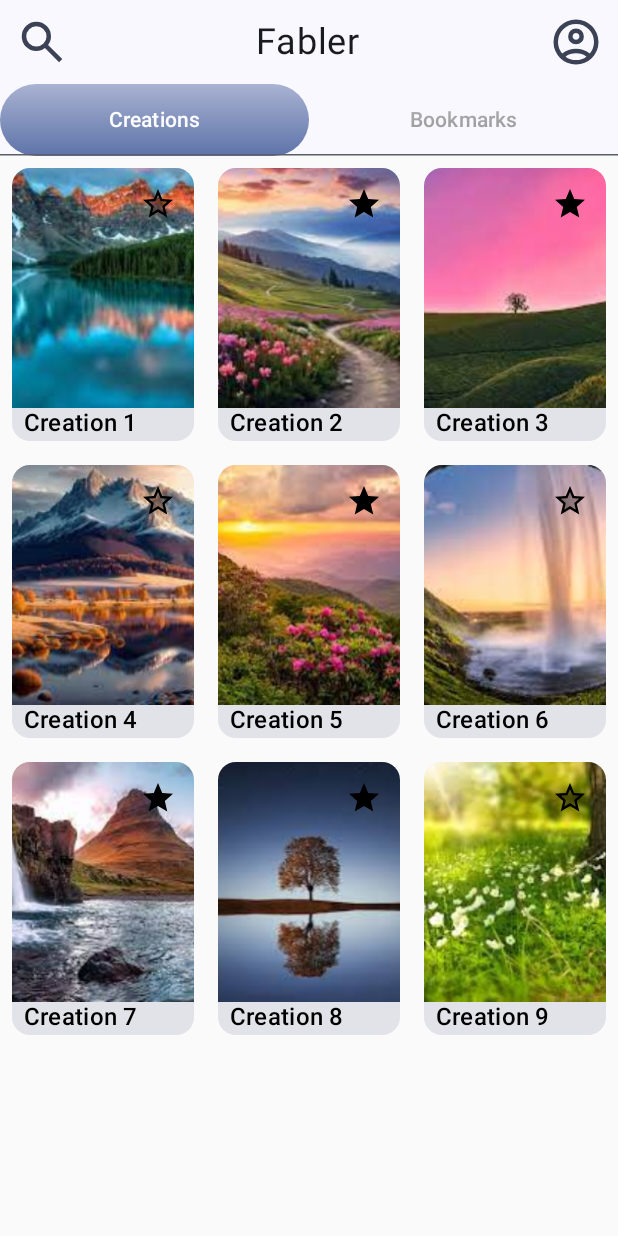
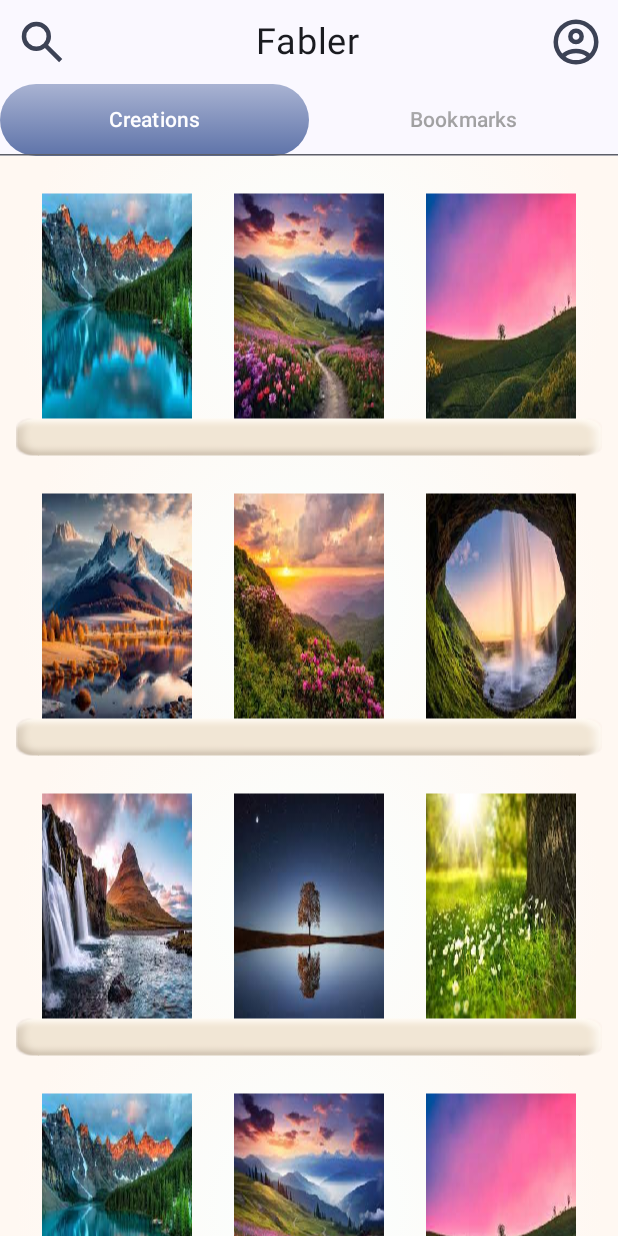
Before and after one commit to SE2-Fabler/fabler-frontend, an Android app built with Jetpack Compose: the screen it shows after launch (MainActivity), on a phone screen of 412 x 824 dp. Run offline under Robolectric (Android 15) with nearby library versions, the light colour scheme and no system bars.

Commit message:
Revamped Creations screen to present items on a wooden shelf

```diff
--- a/app/src/main/java/com/kaneki/fabler/ui/tabs/creations/creations.kt
+++ /dev/null
@@ -1,127 +0,0 @@
-package com.kaneki.fabler.ui.tabs.creations
-
-import androidx.compose.foundation.ExperimentalFoundationApi
-import androidx.compose.foundation.Image
-import androidx.compose.foundation.layout.*
-import androidx.compose.foundation.lazy.grid.GridCells
-import androidx.compose.foundation.lazy.grid.LazyVerticalGrid
-import androidx.compose.material3.Card
-import androidx.compose.material3.MaterialTheme
-import androidx.compose.material3.Text
-import androidx.compose.runtime.Composable
-import androidx.compose.ui.Modifier
-import androidx.compose.ui.graphics.Color
-import androidx.compose.ui.graphics.painter.Painter
-import androidx.compose.ui.layout.ContentScale
-import androidx.compose.ui.res.painterResource
-import androidx.compose.ui.tooling.preview.Preview
-import androidx.compose.ui.unit.dp
-import androidx.compose.foundation.background
-import androidx.compose.foundation.layout.fillMaxSize
-import androidx.compose.foundation.layout.padding
-import androidx.compose.material3.IconButton
-import androidx.compose.material.icons.Icons
-import androidx.compose.material.icons.filled.Star
-import androidx.compose.material.icons.outlined.Star
-import androidx.compose.material.icons.twotone.Star
-import androidx.compose.material3.Icon
-import androidx.compose.material3.Surface
-import androidx.compose.ui.Alignment
-
-import kotlin.random.Random
-
-
-import com.kaneki.fabler.R
-
-// Data class representing a creation
-data class Creation(val id: Int, val title: String, val imageResId: Int, val isBookmarked: Boolean)
-
-// List of sample creations
-val creationList = listOf(
-    Creation(1, "Creation 1", R.drawable.bg1, false ),
-    Creation(2, "Creation 2", R.drawable.bg2, true),
-    Creation(2, "Creation 3", R.drawable.bg3, true),
-    Creation(2, "Creation 4", R.drawable.bg4, false),
-    Creation(5, "Creation 5", R.drawable.bg5, true),
-    Creation(6, "Creation 6", R.drawable.bg6, false),
-    Creation(7, "Creation 7", R.drawable.bg7, true),
-    Creation(8, "Creation 8", R.drawable.bg8, true),
-    Creation(9, "Creation 9", R.drawable.bg9, false),
-)
-
-@OptIn(ExperimentalFoundationApi::class)
-@Composable
-fun CreationScreen() {
-    LazyVerticalGrid(
-        columns = GridCells.Fixed(3),
-        modifier = Modifier.fillMaxSize()
-    ) {
-        items(creationList.size) { index ->
-            val isBookmarked = Random.nextBoolean()
-            CreationCard(creation = creationList[index], onBookmarkClicked = {})
-        }
-    }
-}
-
-@Composable
-fun CreationCard(creation: Creation, onBookmarkClicked: (Boolean) -> Unit) {
-    Card(
-        modifier = Modifier
-            .padding(8.dp)
-            .aspectRatio(2f / 3f) // Aspect ratio of the card (vertical rectangle)
-    ) {
-        Surface(
-            modifier = Modifier
-                .fillMaxSize(),
-            color = Color.Transparent, // Set surface color to transparent
-            contentColor = Color.Black // Set content color for text
-        ) {
-            Column(
-                modifier = Modifier.fillMaxSize()
-            ) {
-                Box(
-                    modifier = Modifier
-                        .weight(1f)
-                        .fillMaxWidth()
-                        .background(Color.Transparent) // Set background color of the Box to transparent
-                ) {
-                    Image(
-                        painter = painterResource(id = creation.imageResId),
-                        contentDescription = "Creation Image",
-                        modifier = Modifier
-                            .fillMaxSize()
-                            .aspectRatio(2f/3f),
-                        contentScale = ContentScale.Crop // Scale the image to fill the available space
-                    )
-                    IconButton(
-                        onClick = { onBookmarkClicked(!creation.isBookmarked) },
-                        modifier = Modifier.align(Alignment.TopEnd)
-                    ) {
-                        if (creation.isBookmarked) {
-                            Icon(Icons.Filled.Star, contentDescription = "Bookmarked")
-                        } else {
-                            Icon(Icons.TwoTone.Star, contentDescription = "Bookmark")
-                        }
-                    }
-                }
-                Spacer(modifier = Modifier.height(20.dp)) // Add space between image and text
-                Text(
-                    text = creation.title,
-                    style = MaterialTheme.typography.titleMedium,
-                    color = Color.Black,
-                    modifier = Modifier
-                        .padding(horizontal = 8.dp)
-                        .fillMaxWidth()
-                )
-            }
-        }
-    }
-}
-
-@Preview(showBackground = true)
-@Composable
-fun PreviewCreationGrid() {
-    MaterialTheme {
-        CreationScreen()
-    }
-}
--- a/app/src/main/java/com/kaneki/fabler/ui/components/Tabs.kt
+++ b/app/src/main/java/com/se2/fabler/ui/components/Tabs.kt
@@ -1,4 +1,4 @@
-package com.kaneki.fabler.ui.components
+package com.se2.fabler.ui.components
 
 import androidx.compose.foundation.background
 import androidx.compose.foundation.layout.Box
--- a/app/src/main/java/com/kaneki/fabler/ui/header/header_search.kt
+++ b/app/src/main/java/com/se2/fabler/ui/header/header_search.kt
@@ -1,4 +1,4 @@
-package com.kaneki.fabler.ui.header
+package com.se2.fabler.ui.header
 
 import androidx.compose.foundation.Image
 import androidx.compose.foundation.clickable
@@ -14,8 +14,9 @@ import androidx.compose.ui.Modifier
 import androidx.compose.ui.graphics.ColorFilter
 import androidx.compose.ui.res.painterResource
 import androidx.compose.ui.tooling.preview.Preview
+import androidx.compose.ui.tooling.preview.PreviewParameter
 import androidx.compose.ui.unit.dp
-import com.kaneki.fabler.R
+import com.se2.fabler.R
 
 
 @Preview
--- /dev/null
+++ b/app/src/main/java/com/se2/fabler/ui/tabs/creations/creations.kt
@@ -0,0 +1,184 @@
+package com.se2.fabler.ui.tabs.creations
+
+import android.graphics.Bitmap.createScaledBitmap
+import androidx.compose.foundation.Canvas
+import androidx.compose.foundation.layout.Box
+import androidx.compose.foundation.layout.fillMaxSize
+import androidx.compose.foundation.layout.height
+import androidx.compose.foundation.lazy.grid.GridCells
+import androidx.compose.foundation.lazy.grid.LazyVerticalGrid
+import androidx.compose.material3.MaterialTheme
+import androidx.compose.runtime.Composable
+import androidx.compose.ui.Modifier
+import androidx.compose.ui.geometry.Offset
+import androidx.compose.ui.geometry.Size
+import androidx.compose.ui.geometry.center
+import androidx.compose.ui.graphics.Color
+import androidx.compose.ui.graphics.ImageBitmap
+import androidx.compose.ui.graphics.RadialGradientShader
+import androidx.compose.ui.graphics.Shader
+import androidx.compose.ui.graphics.ShaderBrush
+import androidx.compose.ui.graphics.asAndroidBitmap
+import androidx.compose.ui.graphics.asImageBitmap
+import androidx.compose.ui.res.imageResource
+import androidx.compose.ui.tooling.preview.Preview
+import androidx.compose.ui.unit.dp
+import com.se2.fabler.R
+
+// Static configuration variables
+val SHELF_HEIGHT = 200f.dp
+val SHELF_WOOD_HEIGHT = 25f.dp
+val SHELF_WOOD_PADDING = 10f.dp
+val BOOK_HEIGHT = 150.dp
+val BOOK_WIDTH = 100.dp
+
+data class Creation(val id: Int, val title: String, val imageResId: Int)
+var creationList = listOf(
+    Creation(1, "Creation 1", R.drawable.bg1),
+    Creation(2, "Creation 2", R.drawable.bg2),
+    Creation(3, "Creation 3", R.drawable.bg3),
+    Creation(4, "Creation 4", R.drawable.bg4),
+    Creation(5, "Creation 5", R.drawable.bg5),
+    Creation(6, "Creation 6", R.drawable.bg6),
+    Creation(7, "Creation 7", R.drawable.bg7),
+    Creation(8, "Creation 8", R.drawable.bg8),
+    Creation(9, "Creation 9", R.drawable.bg9),
+    Creation(10, "Creation 10", R.drawable.bg1),
+    Creation(11, "Creation 11", R.drawable.bg2),
+    Creation(12, "Creation 12", R.drawable.bg3),
+    Creation(13, "Creation 13", R.drawable.bg4),
+    Creation(14, "Creation 14", R.drawable.bg5),
+    Creation(15, "Creation 15", R.drawable.bg6),
+    Creation(16, "Creation 16", R.drawable.bg7),
+    Creation(17, "Creation 17", R.drawable.bg8),
+    Creation(18, "Creation 18", R.drawable.bg9),
+    Creation(19, "Creation 19", R.drawable.bg1),
+    Creation(20, "Creation 20", R.drawable.bg2),
+)
+
+val shelfGradient = object : ShaderBrush() {
+    override fun createShader(size: Size): Shader {
+        val biggerDimension = maxOf(size.height, size.width)
+        return RadialGradientShader(
+            colors = listOf(Color(0xfffaffff), Color(0xfffff8f2)),
+            center = size.center,
+            radius = biggerDimension / 2f,
+            colorStops = listOf(0f, 0.95f)
+        )
+    }
+}
+
+@Composable
+fun CreationShelf() {
+    val shelfLeftImg = ImageBitmap.imageResource(R.drawable.shelf_left)
+    val shelfRightImg = ImageBitmap.imageResource(R.drawable.shelf_right)
+    val shelfMiddleImg = ImageBitmap.imageResource(R.drawable.shelf_middle)
+    Box(modifier = Modifier.height(SHELF_HEIGHT)) {
+        Canvas(modifier = Modifier.fillMaxSize()) {
+            val shelfLoc =
+                Offset(SHELF_WOOD_PADDING.toPx(), (SHELF_HEIGHT - SHELF_WOOD_HEIGHT).toPx())
+            val shelfSize =
+                Size(size.width - 2 * SHELF_WOOD_PADDING.toPx(), SHELF_WOOD_HEIGHT.toPx())
+
+            // Draw shelf gradient
+            drawRect(
+                brush = shelfGradient,
+                topLeft = Offset.Zero,
+                size = size
+            )
+
+            // Shelf left end
+            createScaledBitmap(
+                shelfLeftImg.asAndroidBitmap(),
+                shelfLeftImg.width,
+                SHELF_WOOD_HEIGHT.toPx().toInt(),
+                false
+            ).let {
+                drawImage(
+                    it.asImageBitmap(), topLeft = Offset(
+                        SHELF_WOOD_PADDING.toPx() + 1, (SHELF_HEIGHT - SHELF_WOOD_HEIGHT).toPx()
+                    )
+                )
+            }
+
+            // Shelf middle
+            createScaledBitmap(
+                shelfMiddleImg.asAndroidBitmap(),
+                shelfSize.width.toInt() - 2 * shelfLeftImg.width,
+                shelfSize.height.toInt(),
+                false
+            ).let {
+                drawImage(
+                    it.asImageBitmap(), topLeft = Offset(
+                        shelfLeftImg.width + SHELF_WOOD_PADDING.toPx(), shelfLoc.y
+                    )
+                )
+            }
+
+            // Shelf right end
+            createScaledBitmap(
+                shelfRightImg.asAndroidBitmap(),
+                shelfRightImg.width,
+                SHELF_WOOD_HEIGHT.toPx().toInt(),
+                false
+            ).let {
+                drawImage(
+                    it.asImageBitmap(), topLeft = Offset(
+                        SHELF_WOOD_PADDING.toPx() + shelfSize.width.toInt() - shelfRightImg.width - 1,
+                        (SHELF_HEIGHT - SHELF_WOOD_HEIGHT).toPx()
+                    )
+                )
+            }
+
+        }
+    }
+}
+
+@Composable
+fun CreationCard(creation: Creation, index: Int) {
+    val creationCover = ImageBitmap.imageResource(creation.imageResId)
+    Box(modifier = Modifier.height(200.dp)) {
+        Canvas(modifier = Modifier.fillMaxSize()) {
+            createScaledBitmap(
+                creationCover.asAndroidBitmap(),
+                BOOK_WIDTH.toPx().toInt(),
+                BOOK_HEIGHT.toPx().toInt(),
+                false
+            ).let {
+                drawImage(
+                    it.asImageBitmap(),
+                    topLeft = Offset(
+                        (size.width - 3 * BOOK_WIDTH.toPx())/4 + index * (BOOK_WIDTH.toPx() + (size.width - 3 * BOOK_WIDTH.toPx())/4),
+                        //BOOK_PADDING.toPx() + index * (BOOK_WIDTH.toPx() + BOOK_PADDING.toPx()),
+                        (SHELF_HEIGHT - SHELF_WOOD_HEIGHT).toPx() - BOOK_HEIGHT.toPx()
+                    )
+                )
+            }
+        }
+    }
+}
+
+@Composable
+fun CreationScreen() {
+    val bookSplit = creationList.chunked(3)
+    LazyVerticalGrid(GridCells.Fixed(1), modifier = Modifier.fillMaxSize()) {
+        items(bookSplit.size) { index ->
+            val chunk = bookSplit[index]
+            CreationShelf()
+            chunk.forEachIndexed { index, creation ->
+                CreationCard(creation, index)
+            }
+        }
+        item {
+            Box(modifier = Modifier.height(50.dp)) { }
+        }
+    }
+}
+
+@Preview(showBackground = true)
+@Composable
+fun PreviewCreationGrid() {
+    MaterialTheme {
+        CreationScreen()
+    }
+}
--- a/app/src/main/java/com/kaneki/fabler/ui/tabs/story/story.kt
+++ b/app/src/main/java/com/se2/fabler/ui/tabs/story/story.kt
@@ -1,29 +1,34 @@
-package com.kaneki.fabler.ui.tabs.story
+package com.se2.fabler.ui.tabs.story
 
-import androidx.compose.foundation.BorderStroke
+import androidx.compose.animation.AnimatedVisibility
+import androidx.compose.animation.fadeIn
+import androidx.compose.animation.fadeOut
+import androidx.compose.animation.slideInVertically
+import androidx.compose.animation.slideOutVertically
 import androidx.compose.foundation.Image
 import androidx.compose.foundation.background
-import androidx.compose.foundation.border
 import androidx.compose.foundation.clickable
+import androidx.compose.foundation.layout.Arrangement
+import androidx.compose.foundation.layout.Box
 import androidx.compose.foundation.layout.Column
+import androidx.compose.foundation.layout.Row
+import androidx.compose.foundation.layout.Spacer
 import androidx.compose.foundation.layout.fillMaxSize
 import androidx.compose.foundation.layout.fillMaxWidth
 import androidx.compose.foundation.layout.height
-import androidx.compose.foundation.layout.width
-import androidx.compose.foundation.layout.Box
-import androidx.compose.foundation.layout.Row
-import androidx.compose.foundation.layout.Spacer
 import androidx.compose.foundation.layout.padding
 import androidx.compose.foundation.layout.size
+import androidx.compose.foundation.layout.width
 import androidx.compose.foundation.shape.CircleShape
 import androidx.compose.foundation.shape.RoundedCornerShape
-import androidx.compose.material3.Divider
+import androidx.compose.material3.HorizontalDivider
+import androidx.compose.material3.MaterialTheme
 import androidx.compose.material3.Text
 import androidx.compose.runtime.Composable
 import androidx.compose.runtime.getValue
-import androidx.compose.runtime.setValue
 import androidx.compose.runtime.mutableStateOf
 import androidx.compose.runtime.saveable.rememberSaveable
+import androidx.compose.runtime.setValue
 import androidx.compose.ui.Alignment
 import androidx.compose.ui.Modifier
 import androidx.compose.ui.draw.clip
@@ -32,26 +37,7 @@ import androidx.compose.ui.res.painterResource
 import androidx.compose.ui.tooling.preview.Preview
 import androidx.compose.ui.unit.dp
 import androidx.compose.ui.zIndex
-import androidx.compose.ui.window.Popup
-import androidx.compose.ui.window.PopupProperties
-import com.kaneki.fabler.R
-import com.kaneki.fabler.ui.tabs.user.UserEntry
-import com.kaneki.fabler.ui.tabs.user.userList
-
-import androidx.compose.animation.core.*
-import androidx.compose.animation.AnimatedVisibility
-import androidx.compose.animation.fadeIn
-import androidx.compose.animation.fadeIn
-import androidx.compose.animation.fadeOut
-import androidx.compose.animation.slideInVertically
-import androidx.compose.animation.slideOutVertically
-import androidx.compose.foundation.background
-import androidx.compose.foundation.clickable
-import androidx.compose.foundation.layout.*
-import androidx.compose.material3.Divider
-import androidx.compose.material3.Text
-import androidx.compose.runtime.*
-import androidx.compose.material3.MaterialTheme
+import com.se2.fabler.R
 
 
 class Story(val title: String, val author: String, val body: String, val profileImageResId: Int){}
@@ -88,7 +74,7 @@ fun StoryScreen() {
             Spacer(modifier = Modifier.height(8.dp))
             StoryEntry(story)
             Spacer(modifier = Modifier.height(8.dp))
-            Divider()
+            HorizontalDivider()
         }
     }
 }
@@ -139,7 +125,7 @@ fun StoryPopup(content: Story, showPopup: Boolean, onClose: () -> Unit) {
                         color = Color.Black
                     )
                     Spacer(modifier = Modifier.height(16.dp))
-                    Divider(color = Color.LightGray, thickness = 1.dp)
+                    HorizontalDivider(color = Color.LightGray, thickness = 1.dp)
                     Spacer(modifier = Modifier.height(8.dp))
                     Text(
                         text = "Close",
--- a/app/src/main/java/com/kaneki/fabler/ui/tabs/user/user.kt
+++ b/app/src/main/java/com/se2/fabler/ui/tabs/user/user.kt
@@ -1,24 +1,26 @@
-package com.kaneki.fabler.ui.tabs.user
+package com.se2.fabler.ui.tabs.user
 
-import androidx.compose.foundation.BorderStroke
 import androidx.compose.foundation.Image
-import androidx.compose.foundation.border
-import androidx.compose.foundation.layout.*
+import androidx.compose.foundation.layout.Column
+import androidx.compose.foundation.layout.Row
+import androidx.compose.foundation.layout.Spacer
+import androidx.compose.foundation.layout.fillMaxSize
+import androidx.compose.foundation.layout.fillMaxWidth
+import androidx.compose.foundation.layout.height
+import androidx.compose.foundation.layout.padding
+import androidx.compose.foundation.layout.size
+import androidx.compose.foundation.layout.width
+import androidx.compose.foundation.shape.CircleShape
+import androidx.compose.material3.HorizontalDivider
 import androidx.compose.material3.Text
 import androidx.compose.runtime.Composable
 import androidx.compose.ui.Alignment
 import androidx.compose.ui.Modifier
-import androidx.compose.ui.graphics.Color
+import androidx.compose.ui.draw.clip
 import androidx.compose.ui.res.painterResource
 import androidx.compose.ui.tooling.preview.Preview
 import androidx.compose.ui.unit.dp
-import androidx.compose.foundation.shape.CircleShape
-import androidx.compose.ui.draw.clip
-import androidx.compose.foundation.layout.Spacer
-import androidx.compose.material3.Divider
-
-import com.kaneki.fabler.R
-
+import com.se2.fabler.R
 
 data class User(val id: Int, val name: String, val email: String, val profileImageResId: Int)
 
@@ -45,7 +47,7 @@ fun UserScreen() {
             Spacer(modifier = Modifier.height(8.dp))
             UserEntry(user = user)
             Spacer(modifier = Modifier.height(8.dp))
-            Divider()
+            HorizontalDivider()
         }
     }
 }
--- a/app/src/main/java/com/kaneki/fabler/ui/theme/Color.kt
+++ b/app/src/main/java/com/se2/fabler/ui/theme/Color.kt
@@ -1,4 +1,4 @@
-package com.kaneki.fabler.ui.theme
+package com.se2.fabler.ui.theme
 
 import androidx.compose.ui.graphics.Color
 
--- a/app/src/main/java/com/kaneki/fabler/ui/theme/Theme.kt
+++ b/app/src/main/java/com/se2/fabler/ui/theme/Theme.kt
@@ -1,4 +1,4 @@
-package com.kaneki.fabler.ui.theme
+package com.se2.fabler.ui.theme
 
 import android.app.Activity
 import android.os.Build
--- a/app/src/main/java/com/kaneki/fabler/ui/theme/Type.kt
+++ b/app/src/main/java/com/se2/fabler/ui/theme/Type.kt
@@ -1,4 +1,4 @@
-package com.kaneki.fabler.ui.theme
+package com.se2.fabler.ui.theme
 
 import androidx.compose.material3.Typography
 import androidx.compose.ui.text.TextStyle
```
Also changed, not shown: app/build.gradle.kts (+5 -5 lines), app/src/main/java/com/se2/fabler/MainActivity.kt (renamed from app/src/main/java/com/kaneki/fabler/MainActivity.kt, +10 -10 lines), app/src/main/java/com/se2/fabler/ui/header/header.kt (renamed from app/src/main/java/com/kaneki/fabler/ui/header/header.kt, +2 -6 lines), app/src/main/java/com/se2/fabler/ui/tabs/bookmarks/bookmarks.kt (renamed from app/src/main/java/com/kaneki/fabler/ui/tabs/bookmarks/bookmarks.kt, +11 -9 lines), app/src/main/res/drawable/shelf_left.png (added), app/src/main/res/drawable/shelf_middle.png (added), app/src/main/res/drawable/shelf_right.png (added), 4 other files.
